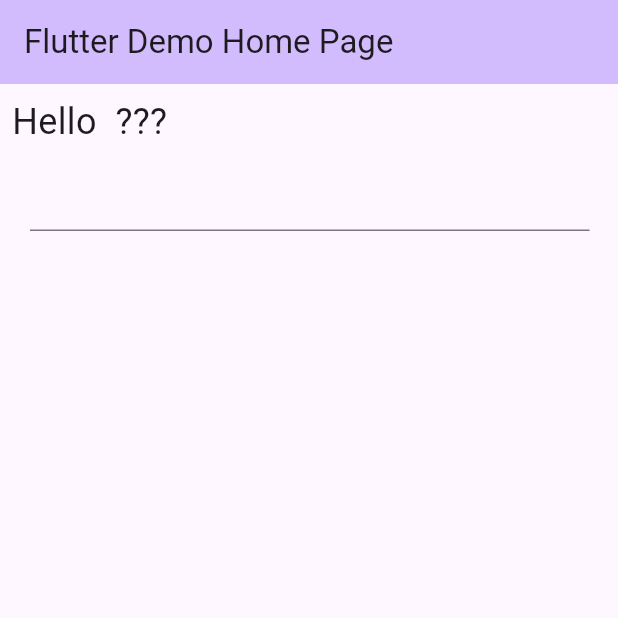
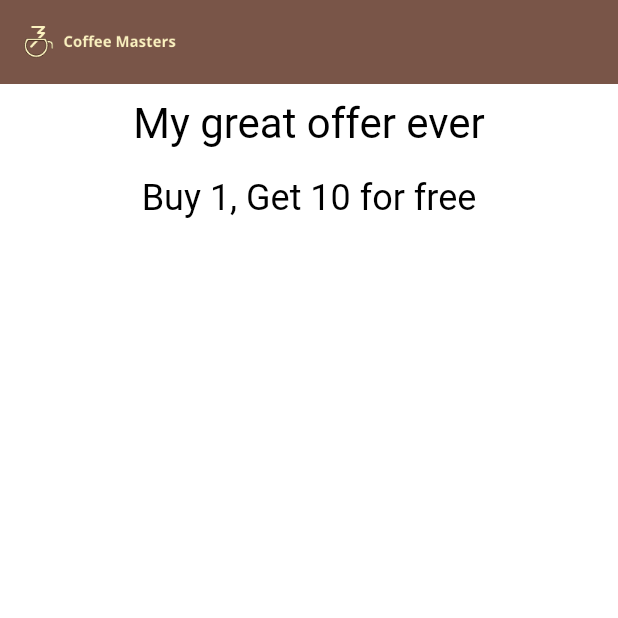
Before and after one commit to husseinbouik/coffee_master, a Flutter app: the screen it shows after launch, on a phone screen of 412 x 824 dp, the top half of it. Run offline on Flutter 3.47's test engine with Material 3 defaults, Android fonts, the phone set to English and light mode, and no system bars.

Commit message:
chore: Add Offerspage widget for displaying offers

```diff
--- a/lib/main.dart
+++ b/lib/main.dart
@@ -1,16 +1,19 @@
+import 'package:coffee_master/offerspage.dart';
 import 'package:flutter/material.dart';
 
 void main() {
   runApp(const MyApp());
 }
+
 class HelloWord extends StatelessWidget {
   const HelloWord({super.key});
+
   @override
   Widget build(BuildContext context) {
     return const Text("Hello World");
   }
+}
 
-}
 class Greet extends StatefulWidget {
   const Greet({super.key});
 
@@ -25,23 +28,24 @@ class _GreetState extends State<Greet> {
   @override
   Widget build(BuildContext context) {
     var greetStyle = const TextStyle(fontSize: 24);
-    return
-    Column(children: [
+    return Column(
+      children: [
         Padding(
           padding: const EdgeInsets.all(8.0),
           child: Row(
             children: [
-          Text("Hello $name ",style: greetStyle),
-          Text("???",style: greetStyle,),
+              Text("Hello $name ", style: greetStyle),
+              Text("???", style: greetStyle),
             ],
           ),
         ),
         Padding(
-      padding: const EdgeInsets.only(right: 19.0,left: 20.0),
+          padding: const EdgeInsets.only(right: 19.0, left: 20.0),
           child: TextField(
             onChanged: (value) => setState(() {
               name = value;
-        })),
+            }),
+          ),
         ),
       ],
     );
@@ -55,71 +59,34 @@ class MyApp extends StatelessWidget {
   @override
   Widget build(BuildContext context) {
     return MaterialApp(
-      title: 'Flutter Demo',
+      title: 'Coffee Masters',
       theme: ThemeData(
-        // This is the theme of your application.
-        //
-        // TRY THIS: Try running your application with "flutter run". You'll see
-        // the application has a purple toolbar. Then, without quitting the app,
-        // try changing the seedColor in the colorScheme below to Colors.green
-        // and then invoke "hot reload" (save your changes or press the "hot
-        // reload" button in a Flutter-supported IDE, or press "r" if you used
-        // the command line to start the app).
-        //
-        // Notice that the counter didn't reset back to zero; the application
-        // state is not lost during the reload. To reset the state, use hot
-        // restart instead.
-        //
-        // This works for code too, not just values: Most code changes can be
-        // tested with just a hot reload.
-        colorScheme: ColorScheme.fromSeed(seedColor: Colors.deepPurple),
-        useMaterial3: true,
+        primarySwatch: Colors.brown,
+        // Apply the colorScheme based on the primarySwatch
+        colorScheme: ColorScheme.fromSwatch(primarySwatch: Colors.brown),
       ),
-      home: const MyHomePage(title: 'Flutter Demo Home Page'),
+      home: const MyHomePage(),
     );
   }
 }
 
 class MyHomePage extends StatefulWidget {
-  const MyHomePage({super.key, required this.title});
-
-  // This widget is the home page of your application. It is stateful, meaning
-  // that it has a State object (defined below) that contains fields that affect
-  // how it looks.
-
-  // This class is the configuration for the state. It holds the values (in this
-  // case the title) provided by the parent (in this case the App widget) and
-  // used by the build method of the State. Fields in a Widget subclass are
-  // always marked "final".
-
-  final String title;
+  const MyHomePage({super.key});
 
   @override
   State<MyHomePage> createState() => _MyHomePageState();
 }
 
 class _MyHomePageState extends State<MyHomePage> {
-
   @override
   Widget build(BuildContext context) {
-    // This method is rerun every time setState is called, for instance as done
-    // by the _incrementCounter method above.
-    //
-    // The Flutter framework has been optimized to make rerunning build methods
-    // fast, so that you can just rebuild anything that needs updating rather
-    // than having to individually change instances of widgets.
     return Scaffold(
       appBar: AppBar(
-        // TRY THIS: Try changing the color here to a specific color (to
-        // Colors.amber, perhaps?) and trigger a hot reload to see the AppBar
-        // change color while the other colors stay the same.
-        backgroundColor: Theme.of(context).colorScheme.inversePrimary,
-        // Here we take the value from the MyHomePage object that was created by
-        // the App.build method, and use it to set our appbar title.
-        title: Text(widget.title),
+        // Directly use the primary color for the AppBar
+        backgroundColor: Theme.of(context).primaryColor,
+        title: Image.asset("images/logo.png"),
       ),
-      body: Greet(),
-
+      body:  Offerspage(),
     );
   }
 }
--- /dev/null
+++ b/lib/offerspage.dart
@@ -0,0 +1,31 @@
+import 'package:flutter/material.dart';
+
+class Offerspage extends StatelessWidget {
+  const Offerspage({super.key});
+
+  @override
+  Widget build(BuildContext context) {
+    return offer(title: "My great offer ever", description: "Buy 1, Get 10 for free");
+  }
+}
+class offer extends StatelessWidget {
+
+  final String title;
+  final String description;
+
+  const offer({Key? key,required this.title,required this.description,}):super(key: key);
+
+  @override
+  Widget build(BuildContext context) {
+    return Column(children: [
+      Padding(
+        padding: const EdgeInsets.all(8.0),
+        child: Center(child: Text(title,style: Theme.of(context).textTheme.headlineMedium)),
+      ),
+      Padding(
+        padding: const EdgeInsets.all(8.0),
+        child: Center(child: Text(description,style: Theme.of(context).textTheme.headlineSmall)),
+      ),
+    ],);
+  }
+}
--- a/pubspec.yaml
+++ b/pubspec.yaml
@@ -59,8 +59,8 @@ flutter:
   uses-material-design: true
 
   # To add assets to your application, add an assets section, like this:
-  # assets:
-  #   - images/a_dot_burr.jpeg
+  assets:
+    - images/
   #   - images/a_dot_ham.jpeg
 
   # An image asset can refer to one or more resolution-specific "variants", see
```
Also changed, not shown: images/2.0x/background.png (added), images/2.0x/logo.png (added), images/3.0x/background.png (added), images/3.0x/logo.png (added), images/4.0x/background.png (added), images/4.0x/logo.png (added), images/background.png (added), images/black_coffee.png (added), images/logo.png (added). Lines whose indentation alone changed are shown as unchanged.
